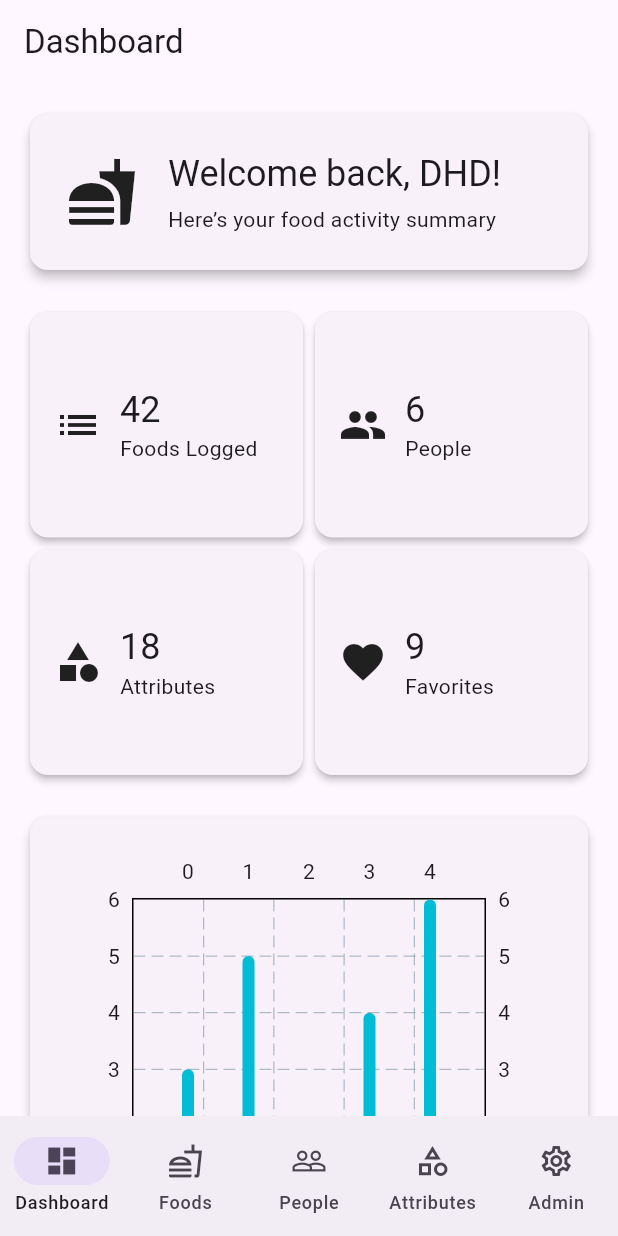
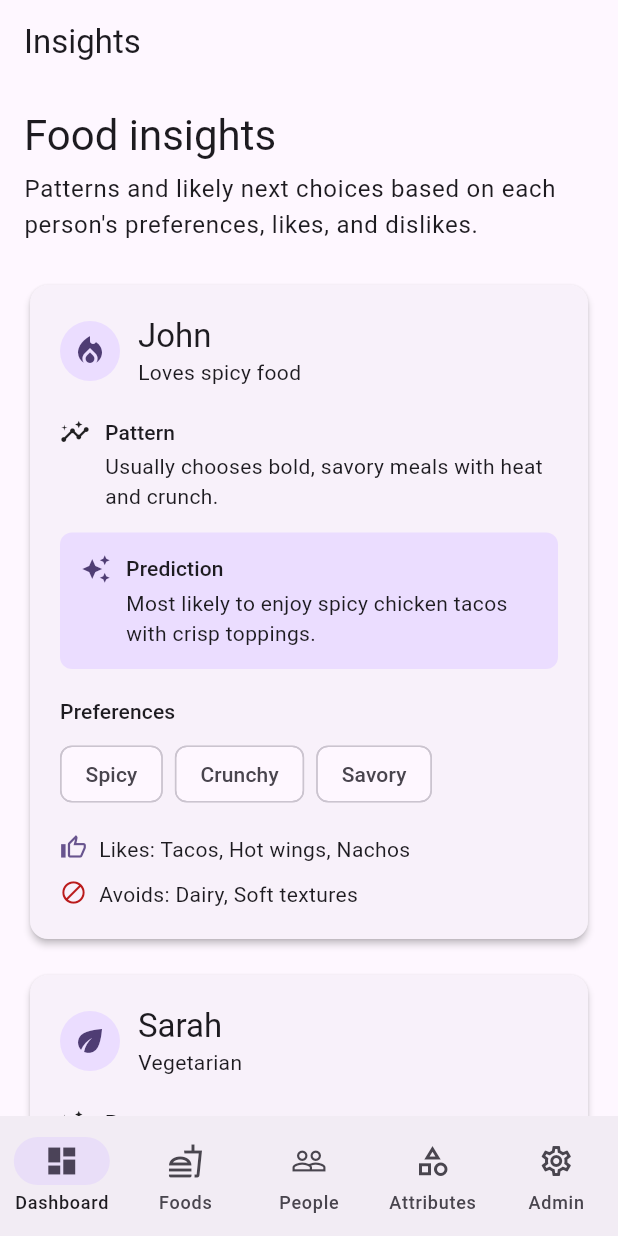
Before and after one commit to DHDSoftwareDev/family_food_tracker, a Flutter app: the screen it shows after launch, on a phone screen of 412 x 824 dp. Run offline on Flutter 3.47's test engine with Material 3 defaults, Android fonts, the phone set to English and light mode, and no system bars; drawn by our look-alikes of fl_chart; our stand-ins replace firebase_core, flutter_riverpod, go_router; accounts and stored records are empty.

Commit message:
updates to dashboard

```diff
--- a/lib/features/dashboard/presentation/dashboard_screen.dart
+++ b/lib/features/dashboard/presentation/dashboard_screen.dart
@@ -1,6 +1,7 @@
 import 'package:flutter/material.dart';
+
 import '../../../common/widgets/responsive_layout.dart';
-import 'package:fl_chart/fl_chart.dart';
+import '../../people/data/people_data.dart';
 
 class DashboardScreen extends StatelessWidget {
   const DashboardScreen({super.key});
@@ -8,154 +9,151 @@ class DashboardScreen extends StatelessWidget {
   @override
   Widget build(BuildContext context) {
     return const ResponsiveLayout(
-      mobile: _DashboardMobile(),
-      tablet: _DashboardTablet(),
-      desktop: _DashboardDesktop(),
+      mobile: _InsightsDashboard(padding: 16),
+      tablet: _InsightsDashboard(padding: 24),
+      desktop: _InsightsDashboard(padding: 32),
     );
   }
 }
 
-//
-// ----------------------
-// MOBILE LAYOUT
-// ----------------------
-//
-class _DashboardMobile extends StatelessWidget {
-  const _DashboardMobile();
+class _InsightsDashboard extends StatelessWidget {
+  final double padding;
+
+  const _InsightsDashboard({required this.padding});
 
   @override
   Widget build(BuildContext context) {
+    final showAppBar = !ResponsiveLayout.isDesktop(context);
+
     return Scaffold(
-      appBar: AppBar(title: const Text("Dashboard")),
-      body: ListView(
-        padding: const EdgeInsets.all(16),
-        children: const [
-          _HeroCard(),
-          SizedBox(height: 20),
-          _QuickStatsGrid(),
-          SizedBox(height: 20),
-          _WeeklyChart(),
-          SizedBox(height: 20),
-          _RecentActivityList(),
+      appBar: showAppBar ? AppBar(title: const Text('Insights')) : null,
+      body: LayoutBuilder(
+        builder: (context, constraints) {
+          final availableWidth = constraints.maxWidth - (padding * 2);
+          final columns = availableWidth >= 1100
+              ? 3
+              : availableWidth >= 680
+              ? 2
+              : 1;
+          final spacing = columns == 1 ? 0.0 : 16.0;
+          final cardWidth =
+              (availableWidth - (spacing * (columns - 1))) / columns;
+
+          return SingleChildScrollView(
+            padding: EdgeInsets.all(padding),
+            child: Column(
+              crossAxisAlignment: CrossAxisAlignment.start,
+              children: [
+                Text(
+                  'Food insights',
+                  style: Theme.of(context).textTheme.headlineMedium,
+                ),
+                const SizedBox(height: 6),
+                Text(
+                  'Patterns and likely next choices based on each person\'s '
+                  'preferences, likes, and dislikes.',
+                  style: Theme.of(context).textTheme.bodyLarge,
+                ),
+                const SizedBox(height: 24),
+                Wrap(
+                  spacing: spacing,
+                  runSpacing: 16,
+                  children: peopleProfiles
+                      .map(
+                        (person) => SizedBox(
+                          width: cardWidth,
+                          child: _PersonInsightCard(person: person),
+                        ),
+                      )
+                      .toList(),
+                ),
               ],
+            ),
+          );
+        },
       ),
     );
   }
 }
 
-//
-// ----------------------
-// TABLET LAYOUT
-// ----------------------
-//
-class _DashboardTablet extends StatelessWidget {
-  const _DashboardTablet();
+class _PersonInsightCard extends StatelessWidget {
+  final PersonProfile person;
+
+  const _PersonInsightCard({required this.person});
 
   @override
   Widget build(BuildContext context) {
-    return Scaffold(
-      appBar: AppBar(title: const Text("Dashboard")),
-      body: Padding(
-        padding: const EdgeInsets.all(24),
-        child: Row(
-          children: const [
-            Expanded(
-              flex: 2,
-              child: SingleChildScrollView(
+    final colors = Theme.of(context).colorScheme;
+
+    return Card(
+      elevation: 2,
+      child: Padding(
+        padding: const EdgeInsets.all(20),
         child: Column(
+          crossAxisAlignment: CrossAxisAlignment.start,
           children: [
-                    _HeroCard(),
-                    SizedBox(height: 20),
-                    _QuickStatsGrid(),
-                    SizedBox(height: 20),
-                    _RecentActivityList(),
-                  ],
-                ),
-              ),
-            ),
-            SizedBox(width: 24),
-            Expanded(flex: 3, child: _WeeklyChart()),
-          ],
-        ),
-      ),
-    );
-  }
-}
-
-//
-// ----------------------
-// DESKTOP LAYOUT
-// ----------------------
-//
-class _DashboardDesktop extends StatelessWidget {
-  const _DashboardDesktop();
-
-  @override
-  Widget build(BuildContext context) {
-    return Scaffold(
-      body: Padding(
-        padding: const EdgeInsets.all(32),
-        child: Row(
-          children: const [
-            Expanded(
-              flex: 2,
-              child: Column(
+            Row(
               children: [
-                  _HeroCard(),
-                  SizedBox(height: 20),
-                  _QuickStatsGrid(),
-                  SizedBox(height: 20),
-                  Expanded(child: _RecentActivityList()),
-                ],
-              ),
-            ),
-            SizedBox(width: 32),
-            Expanded(flex: 3, child: _WeeklyChart()),
-          ],
-        ),
-      ),
-    );
-  }
-}
-
-//
-// ----------------------
-// COMPONENTS
-// ----------------------
-//
-
-class _HeroCard extends StatelessWidget {
-  const _HeroCard();
-
-  @override
-  Widget build(BuildContext context) {
-    return Card(
-      elevation: 3,
-      child: Padding(
-        padding: const EdgeInsets.all(24),
-        child: Row(
-          children: [
-            const Icon(Icons.fastfood, size: 48),
-            const SizedBox(width: 20),
+                CircleAvatar(child: Icon(person.icon)),
+                const SizedBox(width: 12),
                 Expanded(
                   child: Column(
                     crossAxisAlignment: CrossAxisAlignment.start,
                     children: [
                       Text(
-                    "Welcome back, DHD!",
-                    maxLines: 2,
-                    overflow: TextOverflow.ellipsis,
-                    style: Theme.of(context).textTheme.headlineSmall,
+                        person.name,
+                        style: Theme.of(context).textTheme.titleLarge,
                       ),
-                  const SizedBox(height: 4),
-                  Text(
-                    "Here’s your food activity summary",
-                    maxLines: 2,
-                    overflow: TextOverflow.ellipsis,
-                    style: Theme.of(context).textTheme.bodyMedium,
+                      Text(person.summary),
+                    ],
+                  ),
                 ),
               ],
             ),
+            const SizedBox(height: 20),
+            _InsightSection(
+              icon: Icons.insights,
+              label: 'Pattern',
+              text: person.pattern,
+            ),
+            const SizedBox(height: 14),
+            Container(
+              width: double.infinity,
+              padding: const EdgeInsets.all(14),
+              decoration: BoxDecoration(
+                color: colors.primaryContainer,
+                borderRadius: BorderRadius.circular(8),
+              ),
+              child: _InsightSection(
+                icon: Icons.auto_awesome,
+                label: 'Prediction',
+                text: person.prediction,
+                iconColor: colors.onPrimaryContainer,
+              ),
+            ),
+            const SizedBox(height: 18),
+            Text('Preferences', style: Theme.of(context).textTheme.labelLarge),
+            const SizedBox(height: 8),
+            Wrap(
+              spacing: 8,
+              runSpacing: 8,
+              children: person.preferences
+                  .map((item) => Chip(label: Text(item)))
+                  .toList(),
+            ),
+            const SizedBox(height: 16),
+            _PreferenceLine(
+              icon: Icons.thumb_up_outlined,
+              label: 'Likes',
+              values: person.likes,
+              color: colors.primary,
+            ),
+            const SizedBox(height: 10),
+            _PreferenceLine(
+              icon: Icons.block,
+              label: 'Avoids',
+              values: person.dislikes,
+              color: colors.error,
             ),
           ],
         ),
@@ -164,118 +162,66 @@ class _HeroCard extends StatelessWidget {
   }
 }
 
-class _QuickStatsGrid extends StatelessWidget {
-  const _QuickStatsGrid();
+class _InsightSection extends StatelessWidget {
+  final IconData icon;
+  final String label;
+  final String text;
+  final Color? iconColor;
+
+  const _InsightSection({
+    required this.icon,
+    required this.label,
+    required this.text,
+    this.iconColor,
+  });
 
   @override
   Widget build(BuildContext context) {
-    final isDesktop = ResponsiveLayout.isDesktop(context);
-
-    return GridView.count(
-      shrinkWrap: true,
-      physics: const NeverScrollableScrollPhysics(),
-      crossAxisCount: isDesktop ? 4 : 2,
-      childAspectRatio: isDesktop ? 1.8 : 1.2,
-      children: const [
-        _StatCard(label: "Foods Logged", value: "42", icon: Icons.list),
-        _StatCard(label: "People", value: "6", icon: Icons.people),
-        _StatCard(label: "Attributes", value: "18", icon: Icons.category),
-        _StatCard(label: "Favorites", value: "9", icon: Icons.favorite),
+    return Row(
+      crossAxisAlignment: CrossAxisAlignment.start,
+      children: [
+        Icon(icon, size: 20, color: iconColor),
+        const SizedBox(width: 10),
+        Expanded(
+          child: Column(
+            crossAxisAlignment: CrossAxisAlignment.start,
+            children: [
+              Text(label, style: Theme.of(context).textTheme.labelLarge),
+              const SizedBox(height: 3),
+              Text(text),
+            ],
+          ),
+        ),
       ],
     );
   }
 }
 
-class _StatCard extends StatelessWidget {
+class _PreferenceLine extends StatelessWidget {
+  final IconData icon;
   final String label;
-  final String value;
-  final IconData icon;
+  final List<String> values;
+  final Color color;
 
-  const _StatCard({
+  const _PreferenceLine({
+    required this.icon,
     required this.label,
-    required this.value,
-    required this.icon,
+    required this.values,
+    required this.color,
   });
 
   @override
   Widget build(BuildContext context) {
-    return Card(
-      elevation: 2,
-      child: Padding(
-        padding: const EdgeInsets.all(16),
-        child: Row(
-          children: [
-            Icon(icon, size: 32),
-            const SizedBox(width: 12),
-            Expanded(
-              child: Column(
-                mainAxisSize: MainAxisSize.min,
+    return Row(
       crossAxisAlignment: CrossAxisAlignment.start,
       children: [
-                  Text(
-                    value,
-                    maxLines: 1,
-                    overflow: TextOverflow.ellipsis,
-                    style: Theme.of(context).textTheme.headlineSmall,
+        Icon(icon, size: 18, color: color),
+        const SizedBox(width: 8),
+        Expanded(
+          child: Text(
+            '$label: ${values.join(', ')}',
+            style: Theme.of(context).textTheme.bodyMedium,
           ),
-                  Text(label, maxLines: 2, overflow: TextOverflow.ellipsis),
-                ],
-              ),
-            ),
-          ],
-        ),
-      ),
-    );
-  }
-}
-
-class _WeeklyChart extends StatelessWidget {
-  const _WeeklyChart();
-
-  @override
-  Widget build(BuildContext context) {
-    return Card(
-      elevation: 3,
-      child: Padding(
-        padding: const EdgeInsets.all(24),
-        child: BarChart(
-          BarChartData(
-            barGroups: [
-              BarChartGroupData(x: 0, barRods: [BarChartRodData(toY: 3)]),
-              BarChartGroupData(x: 1, barRods: [BarChartRodData(toY: 5)]),
-              BarChartGroupData(x: 2, barRods: [BarChartRodData(toY: 2)]),
-              BarChartGroupData(x: 3, barRods: [BarChartRodData(toY: 4)]),
-              BarChartGroupData(x: 4, barRods: [BarChartRodData(toY: 6)]),
-            ],
-          ),
-        ),
-      ),
-    );
-  }
-}
-
-class _RecentActivityList extends StatelessWidget {
-  const _RecentActivityList();
-
-  @override
-  Widget build(BuildContext context) {
-    return ListView(
-      shrinkWrap: true,
-      children: const [
-        ListTile(
-          leading: Icon(Icons.local_pizza),
-          title: Text("Pizza added"),
-          subtitle: Text("Today"),
-        ),
-        ListTile(
-          leading: Icon(Icons.eco),
-          title: Text("Salad added"),
-          subtitle: Text("Yesterday"),
-        ),
-        ListTile(
-          leading: Icon(Icons.lunch_dining),
-          title: Text("Burger added"),
-          subtitle: Text("2 days ago"),
         ),
       ],
     );
--- /dev/null
+++ b/lib/features/people/data/people_data.dart
@@ -0,0 +1,77 @@
+import 'package:flutter/material.dart';
+
+class PersonProfile {
+  final String name;
+  final String summary;
+  final IconData icon;
+  final List<String> preferences;
+  final List<String> likes;
+  final List<String> dislikes;
+  final String pattern;
+  final String prediction;
+
+  const PersonProfile({
+    required this.name,
+    required this.summary,
+    required this.icon,
+    required this.preferences,
+    required this.likes,
+    required this.dislikes,
+    required this.pattern,
+    required this.prediction,
+  });
+}
+
+const peopleProfiles = [
+  PersonProfile(
+    name: 'John',
+    summary: 'Loves spicy food',
+    icon: Icons.local_fire_department,
+    preferences: ['Spicy', 'Crunchy', 'Savory'],
+    likes: ['Tacos', 'Hot wings', 'Nachos'],
+    dislikes: ['Dairy', 'Soft textures'],
+    pattern: 'Usually chooses bold, savory meals with heat and crunch.',
+    prediction: 'Most likely to enjoy spicy chicken tacos with crisp toppings.',
+  ),
+  PersonProfile(
+    name: 'Sarah',
+    summary: 'Vegetarian',
+    icon: Icons.eco,
+    preferences: ['Vegetarian', 'Fresh', 'Herby'],
+    likes: ['Salads', 'Falafel', 'Pasta'],
+    dislikes: ['Meat', 'Heavy sauces'],
+    pattern: 'Favors fresh plant-based meals that are filling but not heavy.',
+    prediction:
+        'Most likely to enjoy a falafel bowl with vegetables and herbs.',
+  ),
+  PersonProfile(
+    name: 'Emma',
+    summary: 'Avoids dairy',
+    icon: Icons.no_food,
+    preferences: ['Dairy-free', 'Fruity', 'Light'],
+    likes: ['Smoothie bowls', 'Rice dishes', 'Sorbet'],
+    dislikes: ['Cheese', 'Cream sauces'],
+    pattern: 'Leans toward lighter meals and naturally dairy-free options.',
+    prediction: 'Most likely to enjoy a rice bowl with vegetables and avocado.',
+  ),
+  PersonProfile(
+    name: 'Mike',
+    summary: 'Prefers crunchy textures',
+    icon: Icons.texture,
+    preferences: ['Crunchy', 'Savory', 'Grilled'],
+    likes: ['Fried chicken', 'Chips', 'Roasted vegetables'],
+    dislikes: ['Mushy foods', 'Soggy bread'],
+    pattern: 'Texture drives his choices, especially crisp or grilled foods.',
+    prediction: 'Most likely to enjoy grilled chicken with crispy potatoes.',
+  ),
+  PersonProfile(
+    name: 'Olivia',
+    summary: 'Sweet tooth',
+    icon: Icons.cake,
+    preferences: ['Sweet', 'Baked', 'Fruity'],
+    likes: ['Pancakes', 'Berries', 'Cookies'],
+    dislikes: ['Very spicy food', 'Bitter flavors'],
+    pattern: 'Often prefers sweet, baked, or fruit-forward choices.',
+    prediction: 'Most likely to enjoy berry pancakes or a fruit-filled pastry.',
+  ),
+];
--- a/lib/features/people/presentation/people_screen.dart
+++ b/lib/features/people/presentation/people_screen.dart
@@ -1,5 +1,6 @@
 import 'package:flutter/material.dart';
 import '../../../common/widgets/responsive_layout.dart';
+import '../data/people_data.dart';
 
 class PeopleScreen extends StatelessWidget {
   const PeopleScreen({super.key});
@@ -96,10 +97,7 @@ class _PeopleDesktop extends StatelessWidget {
               ),
             ),
             SizedBox(width: 32),
-            Expanded(
-              flex: 2,
-              child: _PersonDetailPanel(),
-            ),
+            Expanded(flex: 2, child: _PersonDetailPanel()),
           ],
         ),
       ),
@@ -133,29 +131,19 @@ class _AvatarScroller extends StatelessWidget {
 
   @override
   Widget build(BuildContext context) {
-    final people = [
-      ("John", Icons.person),
-      ("Sarah", Icons.person),
-      ("Emma", Icons.person),
-      ("Mike", Icons.person),
-      ("Olivia", Icons.person),
-    ];
-
     return SizedBox(
       height: 80,
       child: ListView.separated(
         scrollDirection: Axis.horizontal,
-        itemCount: people.length,
+        itemCount: peopleProfiles.length,
         separatorBuilder: (_, _) => const SizedBox(width: 16),
         itemBuilder: (_, i) {
+          final person = peopleProfiles[i];
           return Column(
             children: [
-              CircleAvatar(
-                radius: 26,
-                child: Icon(people[i].$2, size: 28),
-              ),
+              CircleAvatar(radius: 26, child: Icon(person.icon, size: 28)),
               const SizedBox(height: 6),
-              Text(people[i].$1),
+              Text(person.name),
             ],
           );
         },
@@ -169,24 +157,17 @@ class _PeopleList extends StatelessWidget {
 
   @override
   Widget build(BuildContext context) {
-    final people = [
-      ("John", "Loves spicy food", Icons.local_fire_department),
-      ("Sarah", "Vegetarian", Icons.eco),
-      ("Emma", "Avoids dairy", Icons.no_food),
-      ("Mike", "Prefers crunchy textures", Icons.texture),
-      ("Olivia", "Sweet tooth", Icons.cake),
-    ];
-
     return ListView.separated(
       shrinkWrap: true,
-      itemCount: people.length,
+      itemCount: peopleProfiles.length,
       separatorBuilder: (_, _) => const Divider(),
       itemBuilder: (_, i) {
+        final person = peopleProfiles[i];
         return ListTile(
-          leading: CircleAvatar(child: Icon(Icons.person)),
-          title: Text(people[i].$1),
-          subtitle: Text(people[i].$2),
-          trailing: Icon(people[i].$3),
+          leading: const CircleAvatar(child: Icon(Icons.person)),
+          title: Text(person.name),
+          subtitle: Text(person.summary),
+          trailing: Icon(person.icon),
         );
       },
     );
@@ -198,6 +179,8 @@ class _PersonDetailPanel extends StatelessWidget {
 
   @override
   Widget build(BuildContext context) {
+    final person = peopleProfiles.first;
+
     return Card(
       elevation: 3,
       child: Padding(
@@ -205,40 +188,37 @@ class _PersonDetailPanel extends StatelessWidget {
         child: Column(
           crossAxisAlignment: CrossAxisAlignment.start,
           children: [
-            Text("Person Details",
-                style: Theme.of(context).textTheme.headlineSmall),
+            Text(
+              "Person Details",
+              style: Theme.of(context).textTheme.headlineSmall,
+            ),
             const SizedBox(height: 20),
 
             // Placeholder details
-            const ListTile(
-              leading: CircleAvatar(child: Icon(Icons.person)),
-              title: Text("John"),
-              subtitle: Text("Loves spicy food"),
+            ListTile(
+              leading: const CircleAvatar(child: Icon(Icons.person)),
+              title: Text(person.name),
+              subtitle: Text(person.summary),
             ),
 
             const SizedBox(height: 20),
-            Text("Preferences",
-                style: Theme.of(context).textTheme.titleMedium),
+            Text("Preferences", style: Theme.of(context).textTheme.titleMedium),
             const SizedBox(height: 8),
             Wrap(
               spacing: 12,
-              children: const [
-                Chip(label: Text("Spicy")),
-                Chip(label: Text("Crunchy")),
-                Chip(label: Text("Savory")),
-              ],
+              children: person.preferences
+                  .map((preference) => Chip(label: Text(preference)))
+                  .toList(),
             ),
 
             const SizedBox(height: 20),
-            Text("Avoids",
-                style: Theme.of(context).textTheme.titleMedium),
+            Text("Avoids", style: Theme.of(context).textTheme.titleMedium),
             const SizedBox(height: 8),
             Wrap(
               spacing: 12,
-              children: const [
-                Chip(label: Text("Dairy")),
-                Chip(label: Text("Soft textures")),
-              ],
+              children: person.dislikes
+                  .map((dislike) => Chip(label: Text(dislike)))
+                  .toList(),
             ),
           ],
         ),
```
Also changed, not shown: 6 other files. Lines whose indentation alone changed are shown as unchanged.
